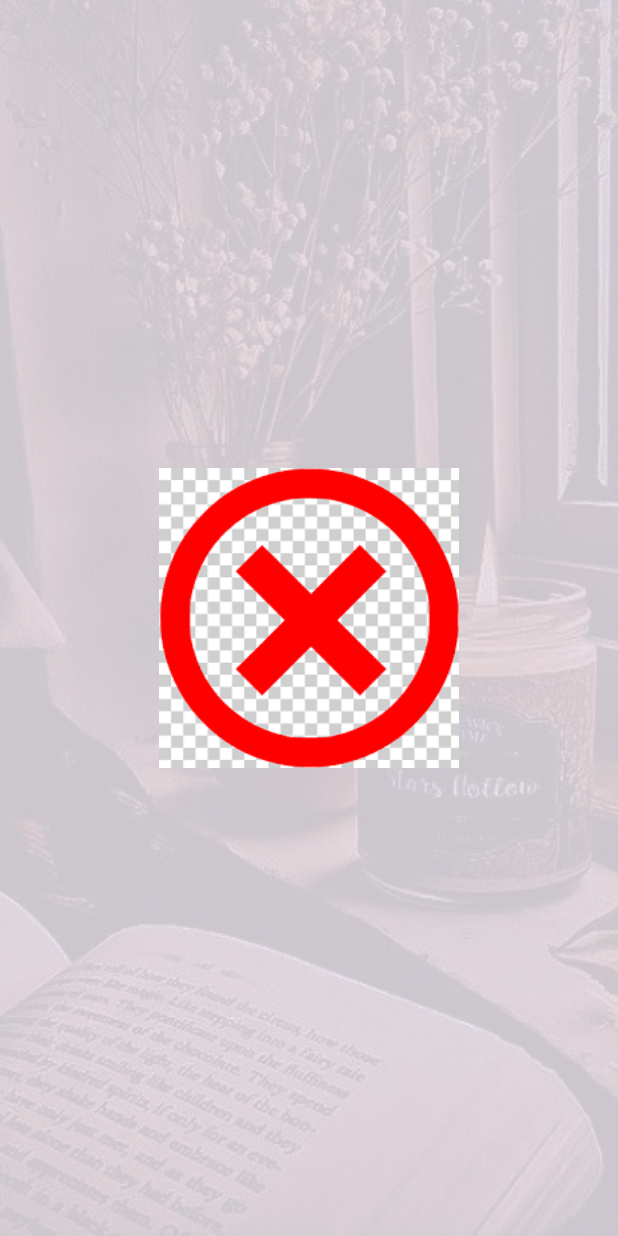
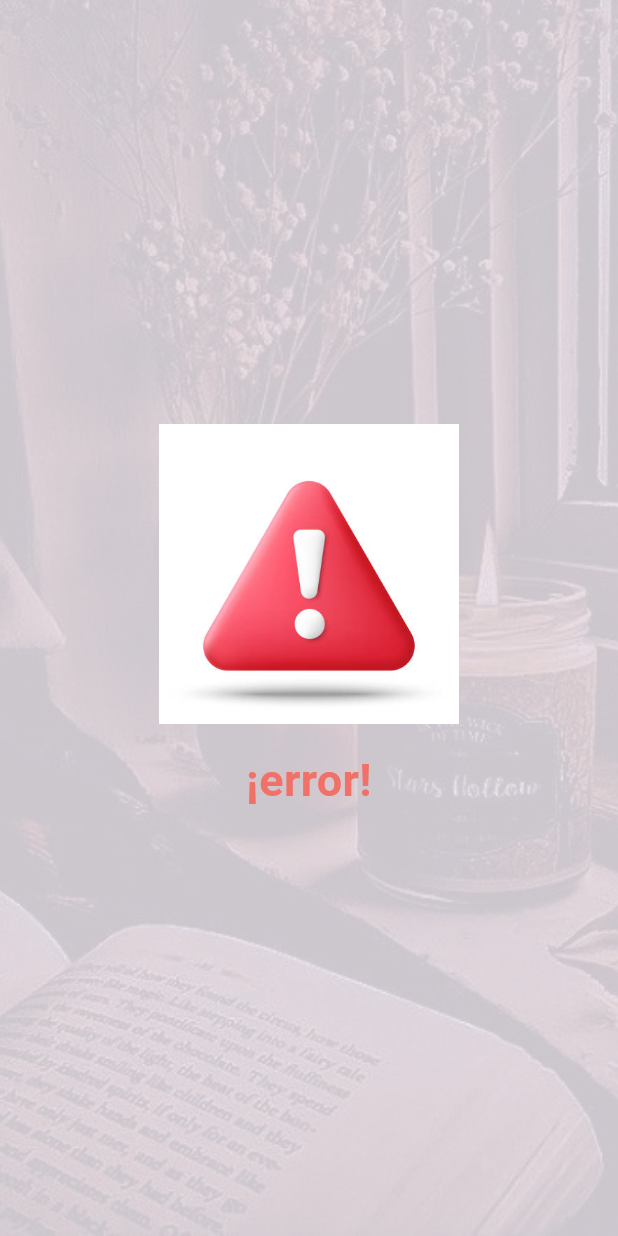
Before and after one commit to MarkusGutierrez10/MyApp, a Flutter app: the error screen opened directly, on a phone screen of 412 x 824 dp. Run offline on Flutter 3.47's test engine with Material 3 defaults, Android fonts, the phone set to English and light mode, and no system bars; our stand-ins replace bloc, equatable, flutter_bloc.

Commit message:
actualizacion de vistas
actualize las imagenes de vista error y el texto de la vista error y la vista de bienvenida

```diff
--- a/frases/lib/feature/home/presentation/views/failure_view.dart
+++ b/frases/lib/feature/home/presentation/views/failure_view.dart
@@ -14,20 +14,32 @@ class error extends StatelessWidget {
           // Fondo con opacidad
           Opacity(
             opacity: 0.2,
-            child: Image.asset('assets/fondo.jpg',
+            child: Image.asset(
+              'assets/fondo.jpg',
               fit: BoxFit.cover,
             ),
           ),
-          // Centro de la pantalla con imagen y texto encima
+          // Centro de la pantalla con imagen y texto debajo
           Center(
-            child: Stack(
-              alignment: Alignment.center,
+            child: Column(
+              mainAxisSize: MainAxisSize.min,
               children: [
-                Image.asset('assets/error.png',
+                Image.asset(
+                  'assets/error.jpg',
                   width: 200,
                   height: 200,
                   fit: BoxFit.cover,
-                )
+                ),
+                const SizedBox(height: 16),
+                const Text(
+                  '¡error!',
+                  style: TextStyle(
+                    fontSize: 30,
+                    fontWeight: FontWeight.bold,
+                    color: Color.fromARGB(255, 241, 112, 103),
+                  ),
+                  textAlign: TextAlign.center,
+                ),
               ],
             ),
           ),
--- a/frases/pubspec.yaml
+++ b/frases/pubspec.yaml
@@ -74,7 +74,7 @@ flutter:
     - assets/Perfil/Charles Bukowski.jpg
     - assets/Perfil/Maya Angelou.jpg
     - assets/cargando.gif
-    - assets/error.png
+    - assets/error.jpg
 
 
 
```
Also changed, not shown: frases/lib/feature/home/presentation/views/init_view.dart (+9 -0 lines), frases/assets/error.jpg (added).
